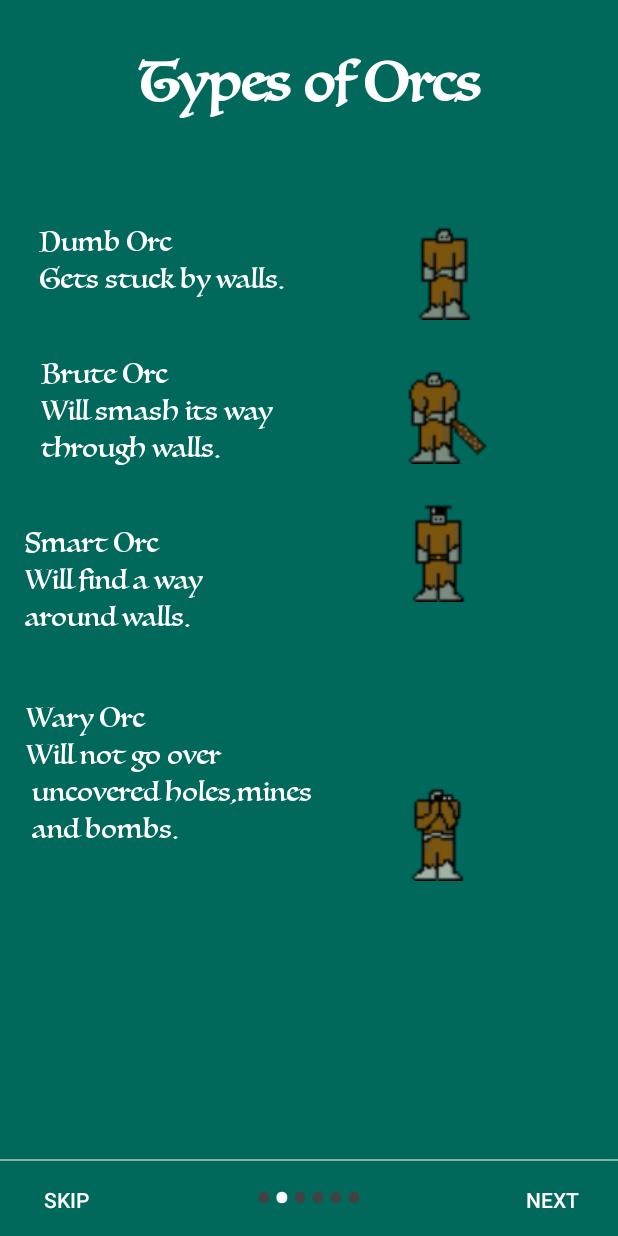
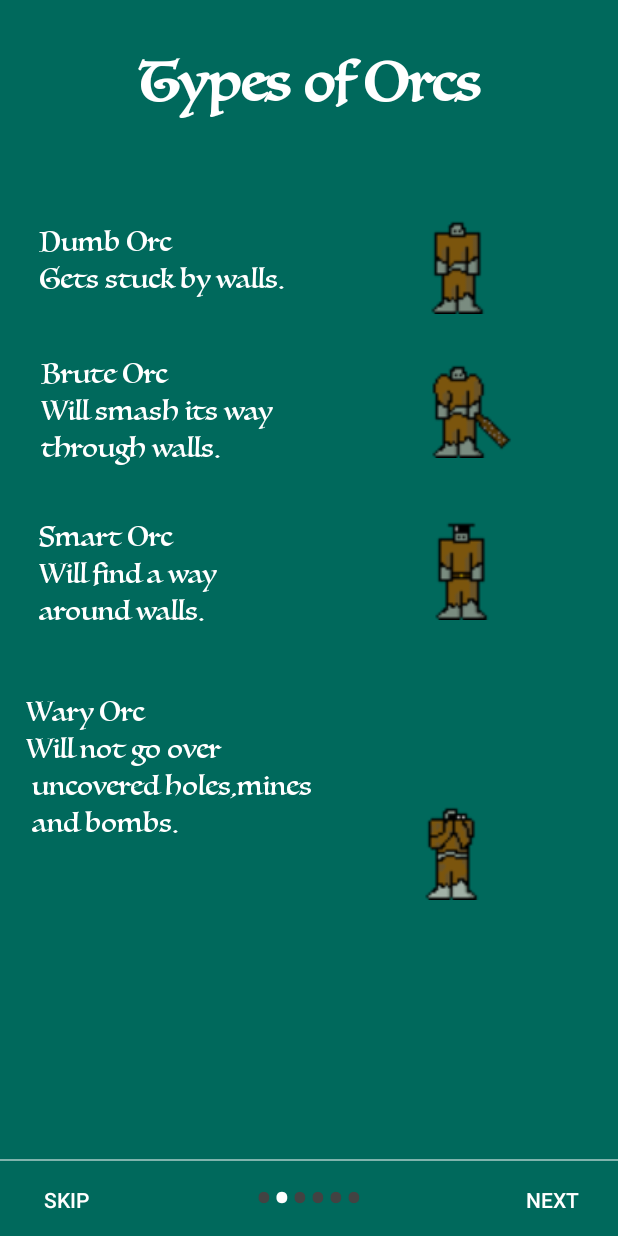
Before and after one commit to dakirk/SwitcherApp, an Android app: the IntroSlides screen opened directly, with no data from a screen before it, after a tap on "NEXT", on a phone screen of 412 x 824 dp. Run offline under Robolectric (Android 15) with nearby library versions, the phone set to English and light mode, and no system bars.

Commit message:
Moved orc icons around in intro

```diff
--- a/app/src/main/res/layout/tutorial_slide_5.xml
+++ b/app/src/main/res/layout/tutorial_slide_5.xml
@@ -62,13 +62,13 @@
         android:layout_marginEnd="24dp"
         android:layout_marginLeft="16dp"
         android:layout_marginStart="8dp"
-        android:layout_marginTop="32dp"
+        android:layout_marginTop="28dp"
         android:fontFamily="@font/luminari"
         android:text="@string/smart"
         android:textColor="@android:color/background_light"
         android:textSize="18sp"
         app:layout_constraintEnd_toEndOf="parent"
-        app:layout_constraintHorizontal_bias="0.034"
+        app:layout_constraintHorizontal_bias="0.069"
         app:layout_constraintLeft_toLeftOf="parent"
         app:layout_constraintStart_toStartOf="parent"
         app:layout_constraintTop_toBottomOf="@+id/textView5" />
@@ -79,10 +79,10 @@
         android:layout_height="80dp"
         android:layout_marginEnd="16dp"
         android:layout_marginStart="8dp"
-        android:layout_marginTop="48dp"
+        android:layout_marginTop="44dp"
         android:contentDescription="@string/Button"
         app:layout_constraintEnd_toEndOf="parent"
-        app:layout_constraintHorizontal_bias="0.518"
+        app:layout_constraintHorizontal_bias="0.591"
         app:layout_constraintStart_toEndOf="@+id/textView4"
         app:layout_constraintTop_toBottomOf="@+id/textView2"
         app:srcCompat="@drawable/orc" />
@@ -95,7 +95,7 @@
         android:layout_marginStart="8dp"
         android:layout_marginTop="16dp"
         app:layout_constraintEnd_toEndOf="parent"
-        app:layout_constraintHorizontal_bias="0.49"
+        app:layout_constraintHorizontal_bias="0.62"
         app:layout_constraintStart_toEndOf="@+id/textView5"
         app:layout_constraintTop_toBottomOf="@+id/imageView2"
         app:srcCompat="@drawable/orc_brute" />
@@ -106,9 +106,9 @@
         android:layout_height="80dp"
         android:layout_marginEnd="16dp"
         android:layout_marginStart="8dp"
-        android:layout_marginTop="12dp"
+        android:layout_marginTop="28dp"
         app:layout_constraintEnd_toEndOf="parent"
-        app:layout_constraintHorizontal_bias="0.643"
+        app:layout_constraintHorizontal_bias="0.718"
         app:layout_constraintStart_toEndOf="@+id/textView6"
         app:layout_constraintTop_toBottomOf="@+id/imageView3"
         app:srcCompat="@drawable/orc_smart" />
@@ -123,7 +123,7 @@
     <TextView
         android:id="@+id/textView16"
         android:layout_width="wrap_content"
-        android:layout_height="wrap_content"
+        android:layout_height="101dp"
         android:layout_marginBottom="8dp"
         android:layout_marginEnd="24dp"
         android:layout_marginLeft="16dp"
@@ -151,10 +151,10 @@
         android:layout_marginTop="8dp"
         app:layout_constraintBottom_toBottomOf="parent"
         app:layout_constraintEnd_toEndOf="parent"
-        app:layout_constraintHorizontal_bias="0.353"
+        app:layout_constraintHorizontal_bias="0.439"
         app:layout_constraintStart_toEndOf="@+id/textView16"
         app:layout_constraintTop_toBottomOf="@+id/imageView4"
-        app:layout_constraintVertical_bias="0.307"
+        app:layout_constraintVertical_bias="0.321"
         app:srcCompat="@drawable/orc_wary" />
 
 </android.support.constraint.ConstraintLayout>
```
